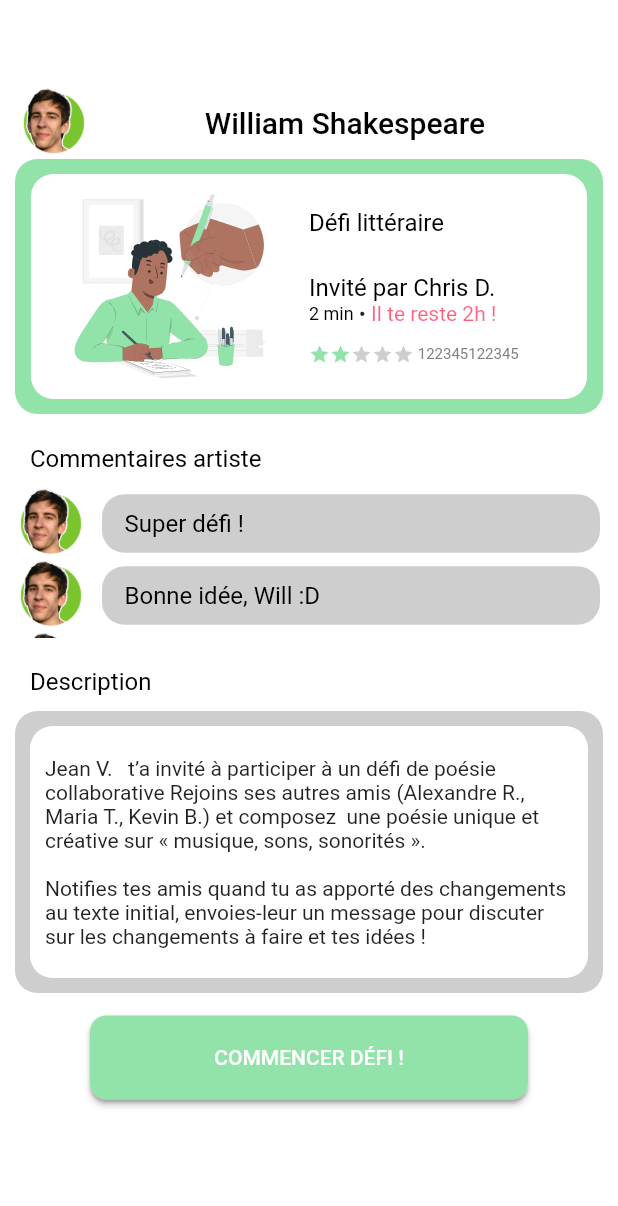
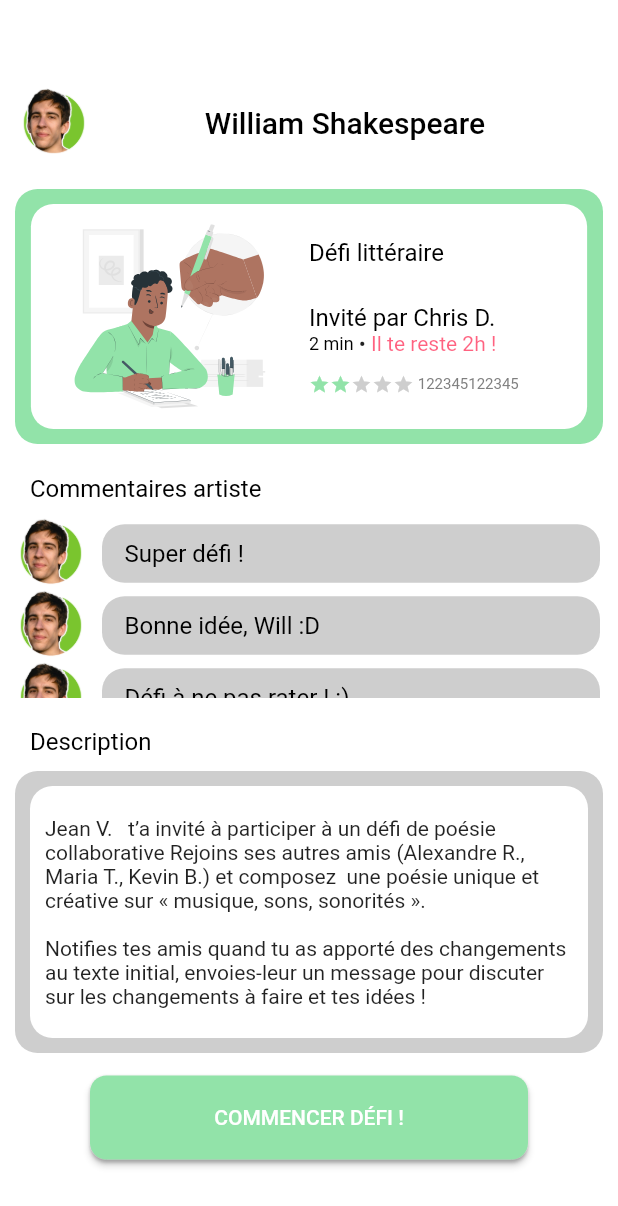
Before and after one commit to scurila/artivity-front, a Flutter app: the screen it shows after launch, on a phone screen of 412 x 824 dp. Shown: the top 1206 px of the screen. Run offline on Flutter 3.47's test engine with Material 2 defaults, Android fonts, the phone set to English and light mode, and no system bars; our stand-ins replace flutter_svg.

Commit message:
PresentationDefi added margins

```diff
--- a/lib/screens/presentation_defi/PresentationDefi.dart
+++ b/lib/screens/presentation_defi/PresentationDefi.dart
@@ -33,7 +33,8 @@ class PresentationDefi extends StatelessWidget {
                     child: SingleChildScrollView(
                       child: Column(
                         children: [
-                // ----- Type défi + infos -----
+                          SizedBox(height: 20),
+                          // ----- Type défi + infos -----
                           Container(
                             margin: const EdgeInsets.symmetric(horizontal: 10),
                             padding: const EdgeInsets.fromLTRB(10, 10, 10, 10),
@@ -56,7 +57,7 @@ class PresentationDefi extends StatelessWidget {
 
                           // ----- Commentaires + scrollbar -----
                           Container(
-                            height: 100,
+                            height: 120,
                             child: Scrollbar(
                               child: SingleChildScrollView(
                                     child: Column(
```
